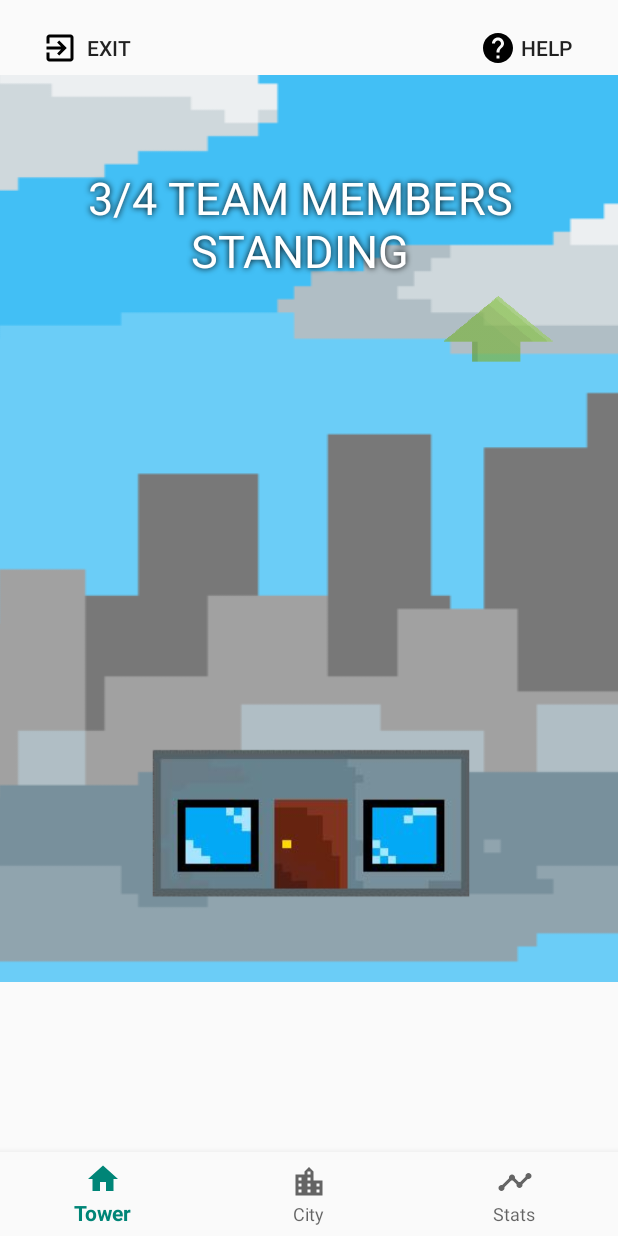
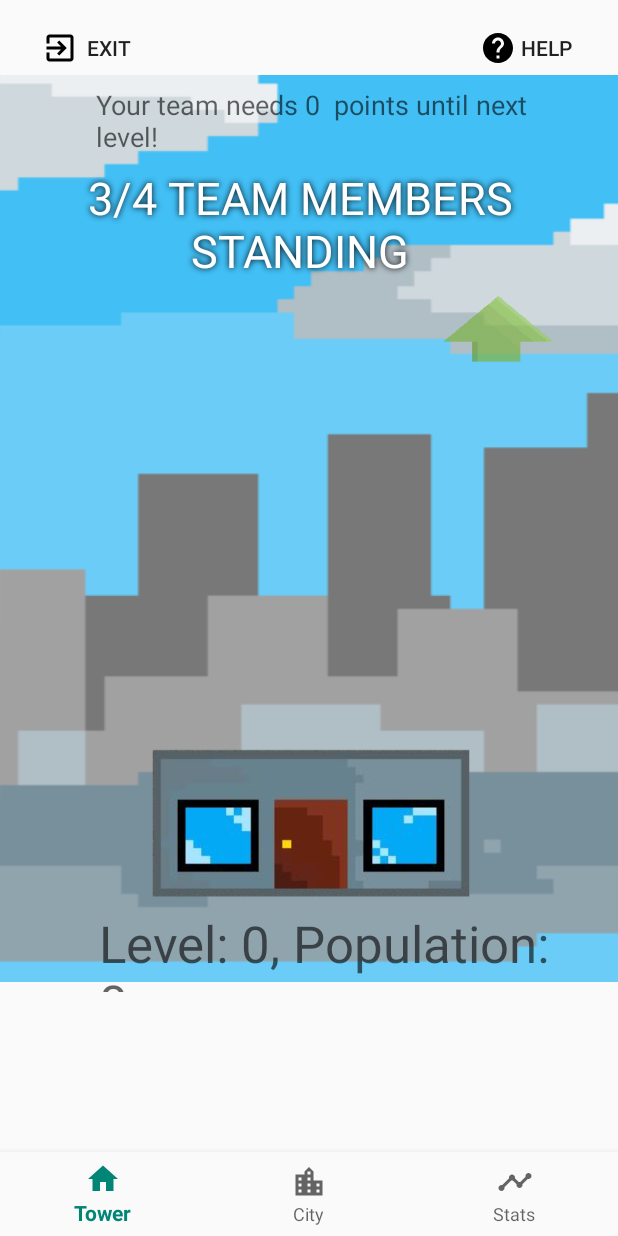
Before and after one commit to 7gang/p2-prototype, an Android app: the TowerFragment screen opened directly, with no data from a screen before it, on a phone screen of 412 x 824 dp. Run offline under Robolectric (Android 15) with nearby library versions, the phone set to English and light mode, and no system bars; our stand-ins replace data binding; 4 statements that could not run were skipped.

Commit message:
Layout Tower screen

```diff
--- a/app/src/main/java/dk/aau/med/a220/navigation_test/TowerFragment.java
+++ b/app/src/main/java/dk/aau/med/a220/navigation_test/TowerFragment.java
@@ -23,6 +23,11 @@ public class TowerFragment extends Fragment {
    private Bitmap lv3;
    private ImageView img;
    private AnimationDrawable frameAnimation;
+   private int level = Game.getUserTeamLevel();
+   private boolean newLevel = Game.userTeamHasEarnedNewLevel();
+   private int nextLevel = Game.getUserTeamPointsUntilNextLevel();
+   private float score = Game.getUserTeamScores();
+
     @Nullable
     @Override
     public View onCreateView(@NonNull LayoutInflater inflater, @Nullable ViewGroup container, @Nullable Bundle savedInstanceState) {
@@ -32,6 +37,10 @@ public class TowerFragment extends Fragment {
         lv1 = Bitmap.createBitmap(BitmapFactory.decodeResource(getResources(), R.drawable.buildinglv1));
         lv2 = Bitmap.createBitmap(BitmapFactory.decodeResource(getResources(), R.drawable.buildinglv2));
         lv3 = Bitmap.createBitmap(BitmapFactory.decodeResource(getResources(), R.drawable.buildinglv3));
+        binding.textView32.setText("Level: " + level + ", Population: " + Math.round(score));
+        if (newLevel) binding.textView33.setText("Your team has earned a new level!");
+        else binding.textView33.setText("Your team needs " + nextLevel + "  points until next level!");
+
         //binding.imageView2.setImageBitmap(Bitmap.createBitmap(BitmapFactory.decodeResource(getResources(), R.drawable.buildinglv2)));
         //updateBuilding(3);
         img = binding.imageView10;
--- a/app/src/main/res/layout/fragment_tower.xml
+++ b/app/src/main/res/layout/fragment_tower.xml
@@ -117,6 +117,28 @@
                 android:background="@drawable/anim"
                 app:layout_constraintStart_toStartOf="parent"
                 app:layout_constraintTop_toTopOf="parent" />
+
+            <TextView
+                android:id="@+id/textView32"
+                android:layout_width="310dp"
+                android:layout_height="55dp"
+                android:layout_marginEnd="36dp"
+                android:layout_marginBottom="72dp"
+                android:text="TextView"
+                android:textAppearance="@style/TextAppearance.AppCompat.Display1"
+                app:layout_constraintBottom_toBottomOf="parent"
+                app:layout_constraintEnd_toEndOf="parent" />
+
+            <TextView
+                android:id="@+id/textView33"
+                android:layout_width="332dp"
+                android:layout_height="56dp"
+                android:layout_marginEnd="16dp"
+                android:layout_marginBottom="620dp"
+                android:text="TextView"
+                android:textAppearance="@style/TextAppearance.AppCompat.Medium"
+                app:layout_constraintBottom_toBottomOf="parent"
+                app:layout_constraintEnd_toEndOf="parent" />
         </android.support.constraint.ConstraintLayout>
 
     </FrameLayout>
```
